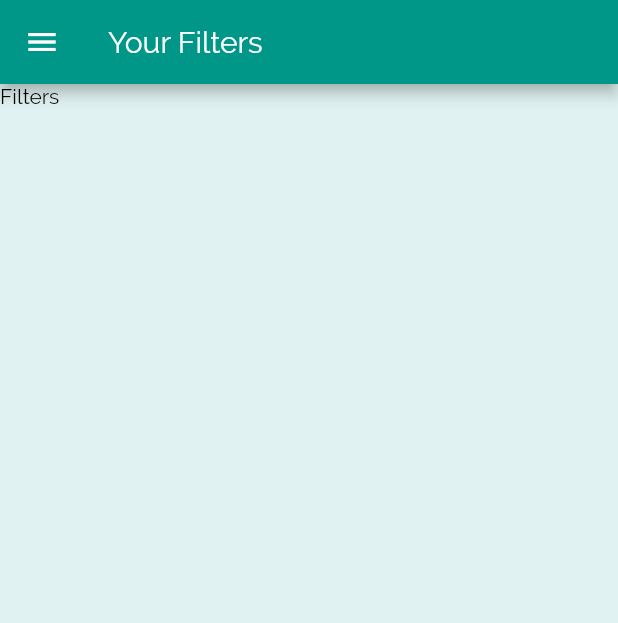
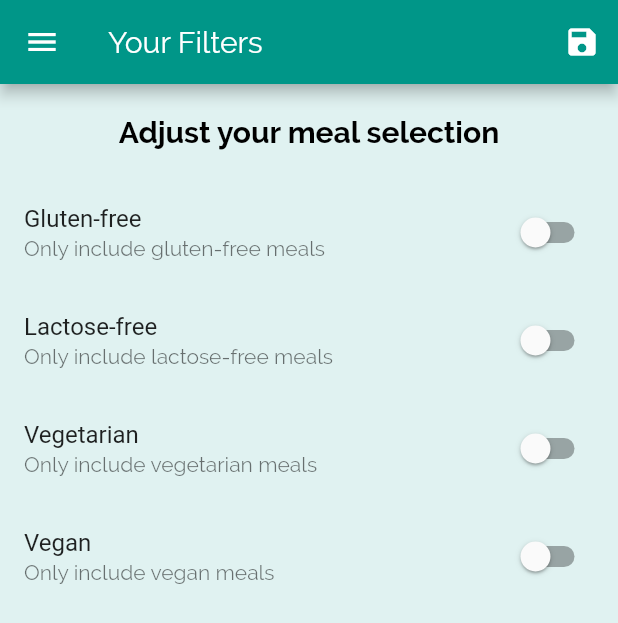
Before and after one commit to CristiPV/bookish-train, a Flutter app: the FilterScreen screen opened by its route, on a phone screen of 412 x 824 dp. Shown: the top 623 px of the screen. Run offline on Flutter 3.47's test engine with Material 2 defaults, Android fonts, the phone set to English and light mode, and no system bars.

Commit message:
Add filters and favorites

```diff
--- a/meals_app/lib/main.dart
+++ b/meals_app/lib/main.dart
@@ -1,15 +1,71 @@
 import 'package:flutter/material.dart';
 
+import './meals_data.dart';
 import './screens/filters.dart';
 import './screens/tabs.dart';
 import './screens/meals.dart';
 import './screens/meal_detail.dart';
+import './models/meal.dart';
 
 void main() {
   runApp(MyApp());
 }
 
-class MyApp extends StatelessWidget {
+class MyApp extends StatefulWidget {
+  @override
+  _MyAppState createState() => _MyAppState();
+}
+
+class _MyAppState extends State<MyApp> {
+  Map<String, bool> _filters = {
+    "gluten": false,
+    "lactose": false,
+    "vegetarian": false,
+    "vegan": false,
+  };
+  List<Meal> _availableMeals = MEALS_LIST;
+  List<Meal> _favoriteMeals = [];
+
+  void _setFilters(Map<String, bool> filterData) {
+    setState(() {
+      _filters = filterData;
+
+      _availableMeals = MEALS_LIST.where((meal) {
+        if (_filters["gluten"] as bool && !meal.isGlutenFree) {
+          return false;
+        }
+        if (_filters["lactose"] as bool && !meal.isLactoseFree) {
+          return false;
+        }
+        if (_filters["vegetarian"] as bool && !meal.isVegetarian) {
+          return false;
+        }
+        if (_filters["vegan"] as bool && !meal.isVegan) {
+          return false;
+        }
+        return true;
+      }).toList();
+    });
+  }
+
+  void _toggleFavorite(String mealId) {
+    final index = _favoriteMeals.indexWhere((meal) => meal.id == mealId);
+
+    if (index >= 0) {
+      setState(() {
+        _favoriteMeals.removeAt(index);
+      });
+    } else {
+      setState(() {
+        _favoriteMeals.add(MEALS_LIST.singleWhere((meal) => meal.id == mealId));
+      });
+    }
+  }
+
+  bool _isMealFavorite(String mealId) {
+    return _favoriteMeals.any((meal) => meal.id == mealId);
+  }
+
   @override
   Widget build(BuildContext context) {
     return MaterialApp(
@@ -46,18 +102,22 @@ class MyApp extends StatelessWidget {
       //home: CategoriesScreen(),
       initialRoute: "/",
       routes: {
-        "/": (context) => TabsScreen(),
-        MealsScreen.routeName: (context) => MealsScreen(),
-        MealDetailScreen.routeName: (context) => MealDetailScreen(),
-        FilterScreen.routeName: (context) => FilterScreen(),
+        "/": (context) => TabsScreen(_favoriteMeals),
+        MealsScreen.routeName: (context) => MealsScreen(_availableMeals),
+        MealDetailScreen.routeName: (context) =>
+            MealDetailScreen(_toggleFavorite, _isMealFavorite),
+        FilterScreen.routeName: (context) =>
+            FilterScreen(_filters, _setFilters),
       },
       onGenerateRoute: (settings) {
         print(settings.arguments);
-        return MaterialPageRoute(builder: (context) => TabsScreen());
+        return MaterialPageRoute(
+            builder: (context) => TabsScreen(_favoriteMeals));
       },
       onUnknownRoute: (settings) {
         print(settings.arguments);
-        return MaterialPageRoute(builder: (context) => TabsScreen());
+        return MaterialPageRoute(
+            builder: (context) => TabsScreen(_favoriteMeals));
       },
     );
   }
--- a/meals_app/lib/screens/filters.dart
+++ b/meals_app/lib/screens/filters.dart
@@ -2,21 +2,121 @@ import 'package:flutter/material.dart';
 
 import '../widgets/main_drawer.dart';
 
-class FilterScreen extends StatelessWidget {
+class FilterScreen extends StatefulWidget {
   static const routeName = "/filters";
 
-  const FilterScreen({Key? key}) : super(key: key);
+  final Map<String, bool> filters;
+  final Function setFilters;
+
+  const FilterScreen(this.filters, this.setFilters, {Key? key})
+      : super(key: key);
+
+  @override
+  _FilterScreenState createState() => _FilterScreenState();
+}
+
+class _FilterScreenState extends State<FilterScreen> {
+  late bool _glutenFree;
+  late bool _vegetarian;
+  late bool _vegan;
+  late bool _lactoseFree;
+
+  @override
+  initState() {
+    _glutenFree = widget.filters["gluten"] as bool;
+    _lactoseFree = widget.filters["lactose"] as bool;
+    _vegetarian = widget.filters["vegetarian"] as bool;
+    _vegan = widget.filters["vegan"] as bool;
+    super.initState();
+  }
+
+  Widget _buildSwitchListTile(
+      String title, String subtitle, bool value, Function onChanged) {
+    return SwitchListTile(
+      title: Text(title),
+      subtitle: Text(subtitle),
+      value: value,
+      onChanged: (value) => onChanged(value),
+    );
+  }
 
   @override
   Widget build(BuildContext context) {
     return Scaffold(
       appBar: AppBar(
         title: Text("Your Filters"),
+        actions: [
+          IconButton(
+            onPressed: () {
+              final selectedFilters = {
+                "gluten": _glutenFree,
+                "lactose": _lactoseFree,
+                "vegetarian": _vegetarian,
+                "vegan": _vegan,
+              };
+              widget.setFilters(selectedFilters);
+            },
+            icon: Icon(Icons.save),
+          ),
+        ],
       ),
       drawer: MainDrawer(),
-      body: Text(
-        "Filters",
-        style: TextStyle(color: Colors.black),
+      body: Column(
+        children: [
+          Container(
+            padding: EdgeInsets.all(20),
+            child: Text(
+              "Adjust your meal selection",
+              style: Theme.of(context).textTheme.headline5,
+            ),
+          ),
+          Expanded(
+            child: ListView(
+              children: [
+                _buildSwitchListTile(
+                  "Gluten-free",
+                  "Only include gluten-free meals",
+                  _glutenFree,
+                  (value) {
+                    setState(() {
+                      _glutenFree = value;
+                    });
+                  },
+                ),
+                _buildSwitchListTile(
+                  "Lactose-free",
+                  "Only include lactose-free meals",
+                  _lactoseFree,
+                  (value) {
+                    setState(() {
+                      _lactoseFree = value;
+                    });
+                  },
+                ),
+                _buildSwitchListTile(
+                  "Vegetarian",
+                  "Only include vegetarian meals",
+                  _vegetarian,
+                  (value) {
+                    setState(() {
+                      _vegetarian = value;
+                    });
+                  },
+                ),
+                _buildSwitchListTile(
+                  "Vegan",
+                  "Only include vegan meals",
+                  _vegan,
+                  (value) {
+                    setState(() {
+                      _vegan = value;
+                    });
+                  },
+                ),
+              ],
+            ),
+          ),
+        ],
       ),
     );
   }
```
Also changed, not shown: meals_app/lib/screens/favorites.dart (+25 -4 lines), meals_app/lib/screens/meal_detail.dart (+9 -3 lines), meals_app/lib/screens/meals.dart (+5 -3 lines), meals_app/lib/screens/tabs.dart (+13 -4 lines), meals_app/lib/widgets/meal_item.dart (+2 -10 lines).
